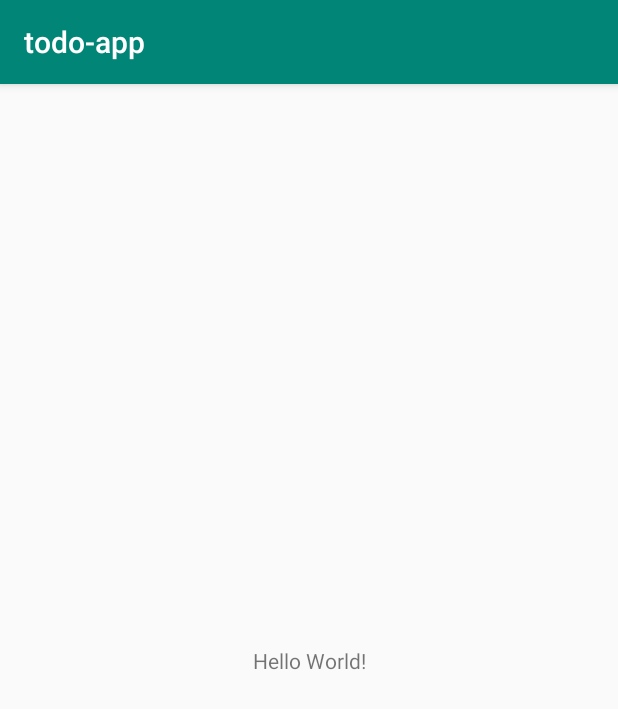
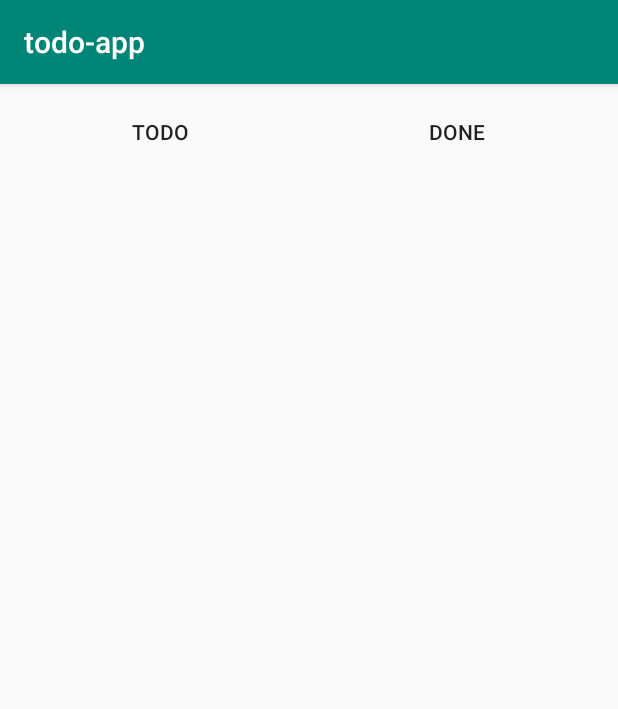
Before and after one commit to clucle/rx-todo-app, an Android app: the screen it shows after launch (MainActivity), on a phone screen of 412 x 824 dp. Shown: the top 709 px of the screen. Run offline under Robolectric (Android 15) with nearby library versions, the phone set to English and light mode, and no system bars.

Commit message:
feat: make view pager template activity

```diff
--- a/app/build.gradle
+++ b/app/build.gradle
@@ -25,4 +25,5 @@ dependencies {
     testImplementation 'junit:junit:4.12'
     androidTestImplementation 'com.android.support.test:runner:1.0.2'
     androidTestImplementation 'com.android.support.test.espresso:espresso-core:3.0.2'
+    implementation 'com.android.support:support-v4:27.1.1'
 }
--- a/app/src/main/res/layout/activity_main.xml
+++ b/app/src/main/res/layout/activity_main.xml
@@ -6,13 +6,52 @@
     android:layout_height="match_parent"
     tools:context=".view.activity.MainActivity">
 
-    <TextView
-        android:layout_width="wrap_content"
+    <LinearLayout
+        android:id="@+id/layout_top_bar"
+        android:layout_width="match_parent"
         android:layout_height="wrap_content"
-        android:text="Hello World!"
+        android:layout_marginStart="8dp"
+        android:layout_marginLeft="8dp"
+        android:layout_marginTop="8dp"
+        android:layout_marginEnd="8dp"
+        android:layout_marginRight="8dp"
+        android:orientation="horizontal"
+        app:layout_constraintEnd_toEndOf="parent"
+        app:layout_constraintStart_toStartOf="parent"
+        app:layout_constraintTop_toTopOf="parent">
+
+        <Button
+            android:id="@+id/button3"
+            style="?android:attr/borderlessButtonStyle"
+            android:layout_width="wrap_content"
+            android:layout_height="wrap_content"
+            android:layout_weight="1"
+            android:text="@string/btn_todo_fragment" />
+
+        <Button
+            android:id="@+id/button4"
+            style="?android:attr/borderlessButtonStyle"
+            android:layout_width="wrap_content"
+            android:layout_height="wrap_content"
+            android:layout_weight="1"
+            android:text="@string/btn_done_fragment" />
+
+    </LinearLayout>
+
+    <android.support.v4.view.ViewPager
+        android:layout_width="match_parent"
+        android:layout_height="0dp"
+        android:layout_marginStart="8dp"
+        android:layout_marginLeft="8dp"
+        android:layout_marginTop="8dp"
+        android:layout_marginEnd="8dp"
+        android:layout_marginRight="8dp"
+        android:layout_marginBottom="8dp"
         app:layout_constraintBottom_toBottomOf="parent"
-        app:layout_constraintLeft_toLeftOf="parent"
-        app:layout_constraintRight_toRightOf="parent"
-        app:layout_constraintTop_toTopOf="parent" />
+        app:layout_constraintEnd_toEndOf="parent"
+        app:layout_constraintStart_toStartOf="parent"
+        app:layout_constraintTop_toBottomOf="@+id/layout_top_bar">
+
+    </android.support.v4.view.ViewPager>
 
 </android.support.constraint.ConstraintLayout>
--- a/app/src/main/res/values/strings.xml
+++ b/app/src/main/res/values/strings.xml
@@ -1,3 +1,7 @@
 <resources>
     <string name="app_name">todo-app</string>
+    <string name="btn_todo_fragment">Todo</string>
+    <string name="btn_done_fragment">Done</string>
+    <string name="btn_add">Add</string>
+    <string name="btn_del">Del</string>
 </resources>
```
